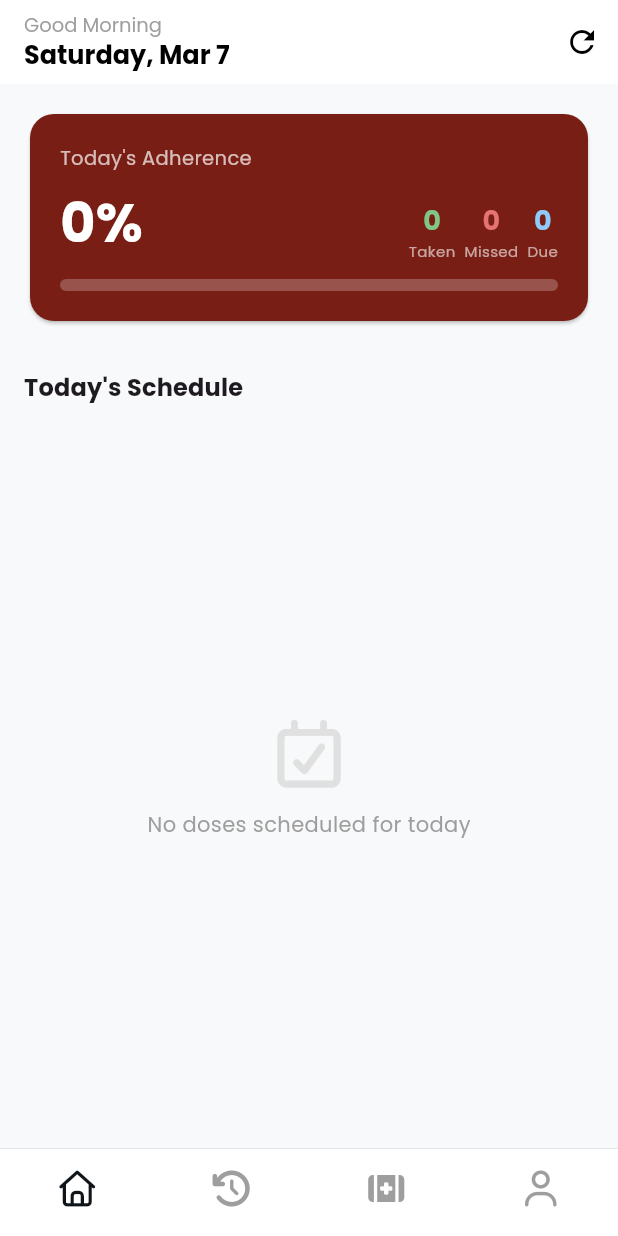
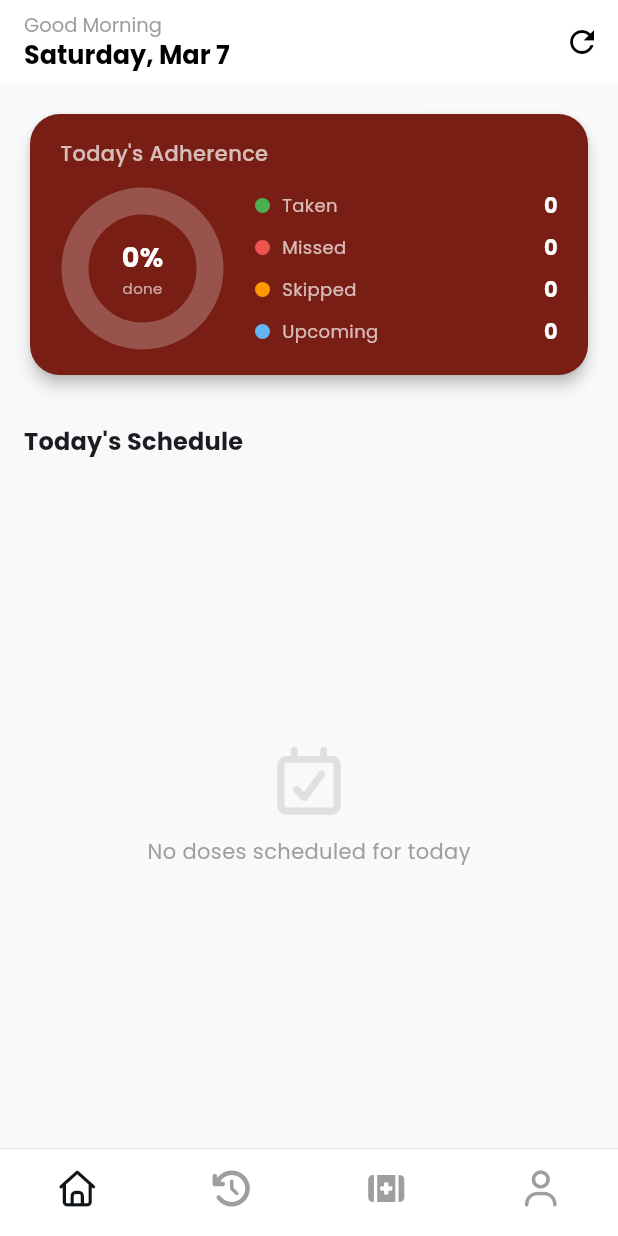
Before and after one commit to tekle-eyesus/RemeDi, a Flutter app: the screen it shows once a user with an empty profile is signed in, on a phone screen of 412 x 824 dp. Run offline on Flutter 3.47's test engine with Material 3 defaults, Android fonts, the phone set to English and light mode, and no system bars; our stand-ins replace cloud_firestore, firebase_auth, firebase_core, flutter_colorpicker, flutter_dotenv, flutter_local_notifications and 10 more; accounts and stored records are empty.

Commit message:
Enhance dashboard adherence card with fl_chart donut chart
- Add fl_chart ^0.69.0 to pubspec.yaml
- Redesign AdherenceCard with a donut/pie chart showing taken/missed/skipped/upcoming dose breakdown
- Add colour-coded legend panel beside the chart with per-category counts
- Retain linear progress bar as a secondary adherence indicator
- Extract _emptySection() helper to avoid duplicated placeholder data

Co-authored-by: tekle-eyesus <164241251+tekle-eyesus@users.noreply.github.com>

```diff
--- a/lib/features/dashboard/presentation/widgets/adherence_card.dart
+++ b/lib/features/dashboard/presentation/widgets/adherence_card.dart
@@ -1,6 +1,6 @@
+import 'package:fl_chart/fl_chart.dart';
 import 'package:flutter/material.dart';
 import 'package:medication_reminder/features/dashboard/presentation/providers/dashboard_provider.dart';
-import 'package:medication_reminder/features/dashboard/presentation/widgets/stat_chip.dart';
 import 'package:medication_reminder/shared/styles/theme.dart';
 
 class AdherenceCard extends StatelessWidget {
@@ -10,57 +10,201 @@ class AdherenceCard extends StatelessWidget {
   @override
   Widget build(BuildContext context) {
     final pct = state.adherenceRate;
+    final hasDoses = state.totalDoses > 0;
+
     return Card(
-      shape: RoundedRectangleBorder(borderRadius: BorderRadius.circular(16)),
+      elevation: 4,
+      shape: RoundedRectangleBorder(borderRadius: BorderRadius.circular(20)),
       color: AppTheme.primaryColor,
       child: Padding(
-        padding: const EdgeInsets.all(20),
+        padding: const EdgeInsets.symmetric(horizontal: 20, vertical: 16),
         child: Column(
           crossAxisAlignment: CrossAxisAlignment.start,
           children: [
-            const Text("Today's Adherence",
-                style: TextStyle(color: Colors.white70, fontSize: 13)),
-            const SizedBox(height: 8),
+            const Text(
+              "Today's Adherence",
+              style: TextStyle(
+                  color: Colors.white70,
+                  fontSize: 14,
+                  fontWeight: FontWeight.w500),
+            ),
+            const SizedBox(height: 12),
             Row(
-              crossAxisAlignment: CrossAxisAlignment.end,
+              crossAxisAlignment: CrossAxisAlignment.center,
+              children: [
+                // ── Donut chart ──────────────────────────────────────────────
+                SizedBox(
+                  width: 110,
+                  height: 110,
+                  child: Stack(
+                    alignment: Alignment.center,
+                    children: [
+                      PieChart(
+                        PieChartData(
+                          startDegreeOffset: -90,
+                          sectionsSpace: 2,
+                          centerSpaceRadius: 36,
+                          sections:
+                              hasDoses ? _buildSections() : _emptySection(),
+                        ),
+                      ),
+                      Column(
+                        mainAxisSize: MainAxisSize.min,
                         children: [
                           Text(
                             '${pct.toStringAsFixed(0)}%',
                             style: const TextStyle(
                               color: Colors.white,
-                      fontSize: 36,
-                      fontWeight: FontWeight.bold),
+                              fontSize: 18,
+                              fontWeight: FontWeight.bold,
                             ),
-                const Spacer(),
-                StatChip(
+                          ),
+                          const Text(
+                            'done',
+                            style:
+                                TextStyle(color: Colors.white60, fontSize: 10),
+                          ),
+                        ],
+                      ),
+                    ],
+                  ),
+                ),
+                const SizedBox(width: 20),
+                // ── Legend + counts ───────────────────────────────────────────
+                Expanded(
+                  child: Column(
+                    crossAxisAlignment: CrossAxisAlignment.start,
+                    children: [
+                      _LegendRow(
+                        color: _takenColor,
                         label: 'Taken',
                         count: state.takenCount,
-                    color: Colors.green.shade300),
-                const SizedBox(width: 6),
-                StatChip(
+                        total: state.totalDoses,
+                      ),
+                      const SizedBox(height: 8),
+                      _LegendRow(
+                        color: _missedColor,
                         label: 'Missed',
                         count: state.missedCount,
-                    color: Colors.red.shade300),
-                const SizedBox(width: 6),
-                StatChip(
-                    label: 'Due',
+                        total: state.totalDoses,
+                      ),
+                      const SizedBox(height: 8),
+                      _LegendRow(
+                        color: _skippedColor,
+                        label: 'Skipped',
+                        count: state.skippedCount,
+                        total: state.totalDoses,
+                      ),
+                      const SizedBox(height: 8),
+                      _LegendRow(
+                        color: _upcomingColor,
+                        label: 'Upcoming',
                         count: state.upcomingCount,
-                    color: Colors.blue.shade200),
+                        total: state.totalDoses,
+                      ),
                     ],
                   ),
+                ),
+              ],
+            ),
+            if (hasDoses) ...[
               const SizedBox(height: 12),
               ClipRRect(
                 borderRadius: BorderRadius.circular(8),
                 child: LinearProgressIndicator(
                   value: pct / 100,
-                minHeight: 8,
+                  minHeight: 6,
                   backgroundColor: Colors.white24,
-                valueColor: const AlwaysStoppedAnimation<Color>(Colors.white),
+                  valueColor:
+                      const AlwaysStoppedAnimation<Color>(Colors.white),
                 ),
               ),
+            ],
           ],
         ),
       ),
     );
   }
+
+  static const Color _takenColor = Color(0xFF4CAF50);
+  static const Color _missedColor = Color(0xFFEF5350);
+  static const Color _skippedColor = Color(0xFFFF9800);
+  static const Color _upcomingColor = Color(0xFF64B5F6);
+
+  static List<PieChartSectionData> _emptySection() => [
+        PieChartSectionData(
+          value: 1,
+          color: Colors.white24,
+          radius: 18,
+          showTitle: false,
+        ),
+      ];
+
+  List<PieChartSectionData> _buildSections() {
+    final sections = <PieChartSectionData>[];
+
+    void addSection(int count, Color color) {
+      if (count > 0) {
+        sections.add(PieChartSectionData(
+          value: count.toDouble(),
+          color: color,
+          radius: 18,
+          showTitle: false,
+        ));
       }
+    }
+
+    addSection(state.takenCount, _takenColor);
+    addSection(state.missedCount, _missedColor);
+    addSection(state.skippedCount, _skippedColor);
+    addSection(state.upcomingCount, _upcomingColor);
+
+    return sections.isEmpty ? _emptySection() : sections;
+  }
+}
+
+// ── Legend row ────────────────────────────────────────────────────────────────
+
+class _LegendRow extends StatelessWidget {
+  final Color color;
+  final String label;
+  final int count;
+  final int total;
+
+  const _LegendRow({
+    required this.color,
+    required this.label,
+    required this.count,
+    required this.total,
+  });
+
+  @override
+  Widget build(BuildContext context) {
+    return Row(
+      children: [
+        Container(
+          width: 10,
+          height: 10,
+          decoration: BoxDecoration(color: color, shape: BoxShape.circle),
+        ),
+        const SizedBox(width: 8),
+        Expanded(
+          child: Text(
+            label,
+            style: const TextStyle(color: Colors.white70, fontSize: 12),
+          ),
+        ),
+        Text(
+          '$count',
+          style: const TextStyle(
+              color: Colors.white, fontSize: 14, fontWeight: FontWeight.bold),
+        ),
+        if (total > 0)
+          Text(
+            ' / $total',
+            style: const TextStyle(color: Colors.white38, fontSize: 11),
+          ),
+      ],
+    );
+  }
+}
--- a/pubspec.yaml
+++ b/pubspec.yaml
@@ -76,6 +76,7 @@ dependencies:
   flutter_launcher_icons: ^0.14.4
   font_awesome_flutter: ^10.9.1
   http: ^1.6.0
+  fl_chart: ^0.69.0
 
 dev_dependencies:
   flutter_test:
```
Lines whose indentation alone changed are shown as unchanged.
